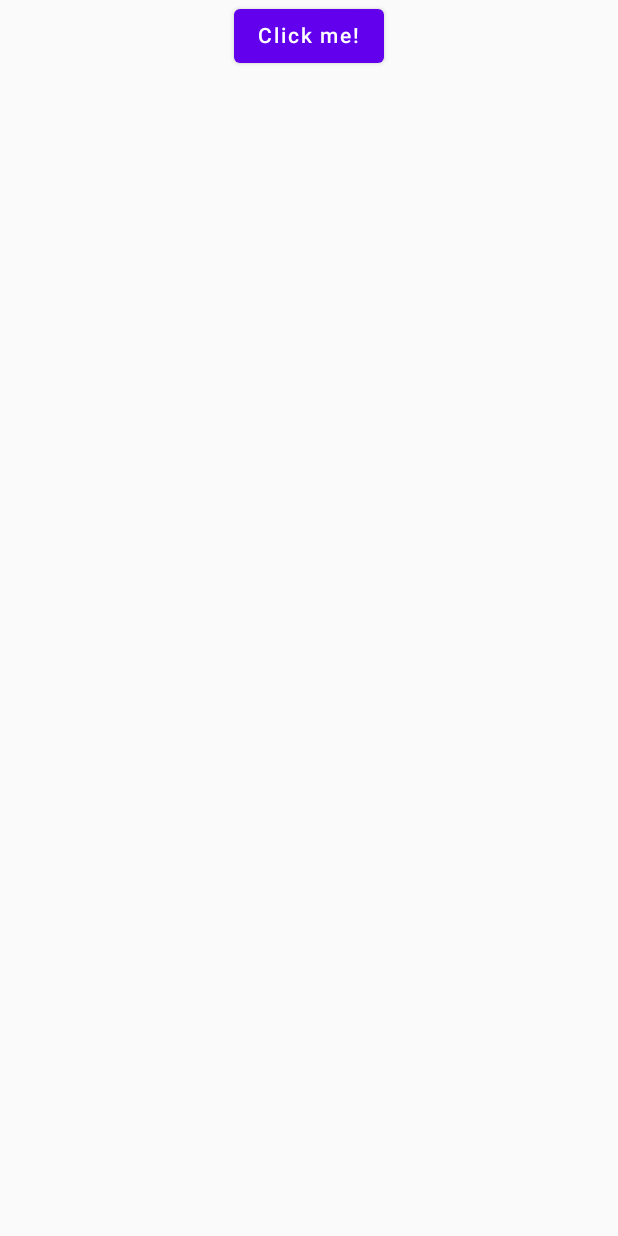
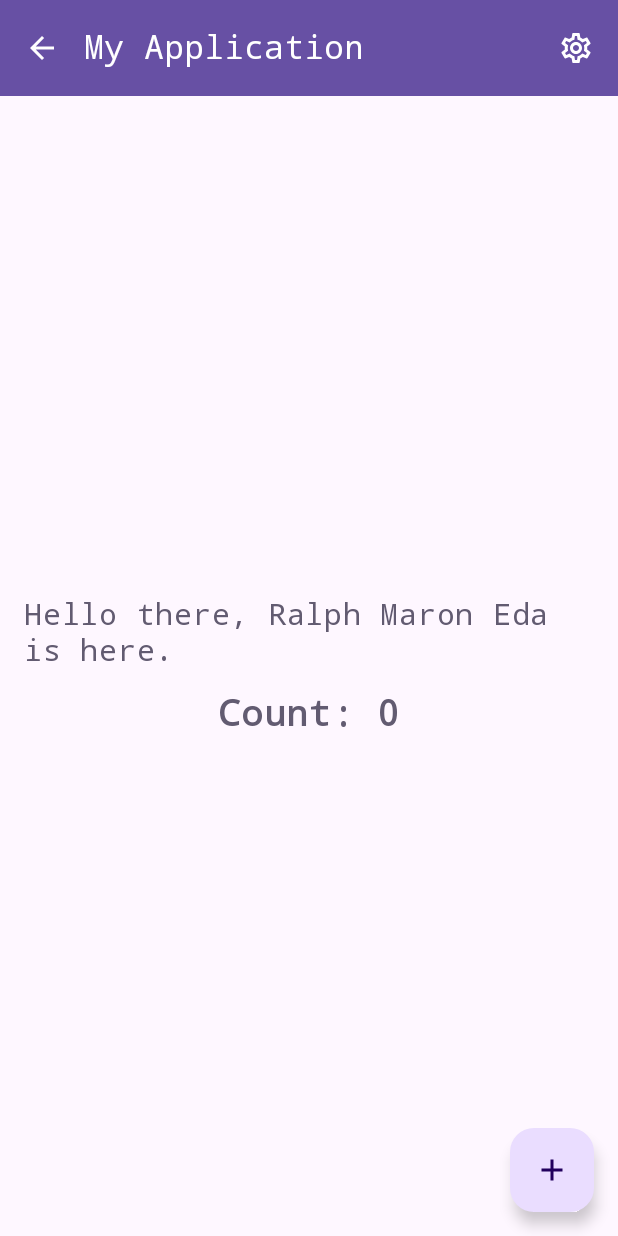
Before and after one commit to ralphmarondev/tinker-kit, an Android app built with Jetpack Compose: the screen it shows after launch (MainActivity), on a phone screen of 412 x 824 dp. Run offline under Robolectric (Android 15) with nearby library versions, the phone set to English and light mode, and no system bars.

Commit message:
migrated to material3 and implemented counting on App composable

```diff
--- a/composeApp/build.gradle.kts
+++ b/composeApp/build.gradle.kts
@@ -40,7 +40,7 @@ kotlin {
         commonMain.dependencies {
             implementation(compose.runtime)
             implementation(compose.foundation)
-            implementation(compose.material)
+            implementation(compose.material3)
             implementation(compose.ui)
             implementation(compose.components.resources)
             implementation(compose.components.uiToolingPreview)
--- a/composeApp/src/commonMain/kotlin/com/ralphmarondev/tinkerkit/App.kt
+++ b/composeApp/src/commonMain/kotlin/com/ralphmarondev/tinkerkit/App.kt
@@ -1,35 +1,117 @@
 package com.ralphmarondev.tinkerkit
 
-import androidx.compose.animation.AnimatedVisibility
-import androidx.compose.foundation.Image
+import androidx.compose.foundation.layout.Arrangement
 import androidx.compose.foundation.layout.Column
+import androidx.compose.foundation.layout.Spacer
+import androidx.compose.foundation.layout.fillMaxSize
 import androidx.compose.foundation.layout.fillMaxWidth
-import androidx.compose.material.Button
-import androidx.compose.material.MaterialTheme
-import androidx.compose.material.Text
-import androidx.compose.runtime.*
+import androidx.compose.foundation.layout.height
+import androidx.compose.foundation.layout.padding
+import androidx.compose.foundation.lazy.LazyColumn
+import androidx.compose.material.icons.Icons
+import androidx.compose.material.icons.outlined.Add
+import androidx.compose.material.icons.outlined.ArrowBack
+import androidx.compose.material.icons.outlined.Settings
+import androidx.compose.material3.ExperimentalMaterial3Api
+import androidx.compose.material3.FloatingActionButton
+import androidx.compose.material3.Icon
+import androidx.compose.material3.IconButton
+import androidx.compose.material3.MaterialTheme
+import androidx.compose.material3.Scaffold
+import androidx.compose.material3.Text
+import androidx.compose.material3.TopAppBar
+import androidx.compose.material3.TopAppBarDefaults
+import androidx.compose.runtime.Composable
+import androidx.compose.runtime.getValue
+import androidx.compose.runtime.mutableIntStateOf
+import androidx.compose.runtime.remember
+import androidx.compose.runtime.setValue
 import androidx.compose.ui.Alignment
 import androidx.compose.ui.Modifier
-import org.jetbrains.compose.resources.painterResource
-import org.jetbrains.compose.ui.tooling.preview.Preview
+import androidx.compose.ui.text.font.FontFamily
+import androidx.compose.ui.text.font.FontWeight
+import androidx.compose.ui.unit.dp
+import androidx.compose.ui.unit.sp
 
-import tinkerkit.composeapp.generated.resources.Res
-import tinkerkit.composeapp.generated.resources.compose_multiplatform
+@OptIn(ExperimentalMaterial3Api::class)
+@Composable
+fun App() {
+    var count by remember { mutableIntStateOf(0) }
 
-@Composable
-@Preview
-fun App() {
     MaterialTheme {
-        var showContent by remember { mutableStateOf(false) }
-        Column(Modifier.fillMaxWidth(), horizontalAlignment = Alignment.CenterHorizontally) {
-            Button(onClick = { showContent = !showContent }) {
-                Text("Click me!")
+        Scaffold(
+            topBar = {
+                TopAppBar(
+                    title = {
+                        Text(
+                            text = "My Application",
+                            fontFamily = FontFamily.Monospace
+                        )
+                    },
+                    actions = {
+                        IconButton(onClick = {}) {
+                            Icon(
+                                imageVector = Icons.Outlined.Settings,
+                                contentDescription = "App Theme"
+                            )
+                        }
+                    },
+                    navigationIcon = {
+                        IconButton(onClick = {}) {
+                            Icon(
+                                imageVector = Icons.Outlined.ArrowBack,
+                                contentDescription = "Back"
+                            )
+                        }
+                    },
+                    colors = TopAppBarDefaults.topAppBarColors(
+                        containerColor = MaterialTheme.colorScheme.primary,
+                        titleContentColor = MaterialTheme.colorScheme.onPrimary,
+                        navigationIconContentColor = MaterialTheme.colorScheme.onPrimary,
+                        actionIconContentColor = MaterialTheme.colorScheme.onPrimary
+                    )
+                )
+            },
+            floatingActionButton = {
+                FloatingActionButton(onClick = { count++ }) {
+                    Icon(
+                        imageVector = Icons.Outlined.Add,
+                        contentDescription = "Increment"
+                    )
+                }
             }
-            AnimatedVisibility(showContent) {
-                val greeting = remember { Greeting().greet() }
-                Column(Modifier.fillMaxWidth(), horizontalAlignment = Alignment.CenterHorizontally) {
-                    Image(painterResource(Res.drawable.compose_multiplatform), null)
-                    Text("Compose: $greeting")
+        ) { innerPadding ->
+            LazyColumn(
+                modifier = Modifier
+                    .fillMaxSize()
+                    .padding(innerPadding),
+                verticalArrangement = Arrangement.Center
+            ) {
+                item {
+                    Column(
+                        modifier = Modifier
+                            .fillMaxWidth()
+                            .padding(16.dp),
+                        verticalArrangement = Arrangement.Center,
+                        horizontalAlignment = Alignment.CenterHorizontally
+                    ) {
+                        Text(
+                            text = "Hello there, Ralph Maron Eda is here.",
+                            fontFamily = FontFamily.Monospace,
+                            fontWeight = FontWeight.W500,
+                            fontSize = 20.sp,
+                            color = MaterialTheme.colorScheme.secondary
+                        )
+
+                        Spacer(modifier = Modifier.height(16.dp))
+                        Text(
+                            text = "Count: $count",
+                            fontFamily = FontFamily.Monospace,
+                            fontWeight = FontWeight.W600,
+                            fontSize = 24.sp,
+                            color = MaterialTheme.colorScheme.secondary
+                        )
+                    }
                 }
             }
         }
```
Also changed, not shown: composeApp/src/androidMain/kotlin/com/ralphmarondev/tinkerkit/MainActivity.kt (+0 -8 lines), composeApp/src/androidMain/kotlin/com/ralphmarondev/tinkerkit/Platform.android.kt (deleted, +0 -9 lines), composeApp/src/commonMain/kotlin/com/ralphmarondev/tinkerkit/Greeting.kt (deleted, +0 -9 lines), composeApp/src/commonMain/kotlin/com/ralphmarondev/tinkerkit/Platform.kt (deleted, +0 -7 lines), 2 other files.
